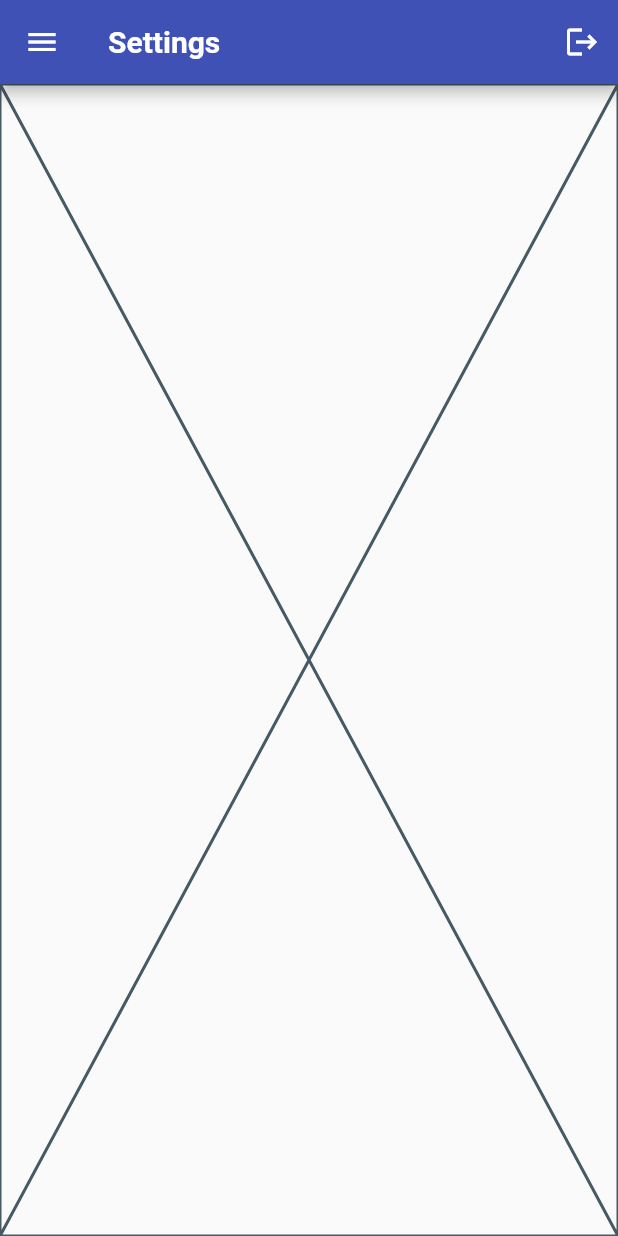
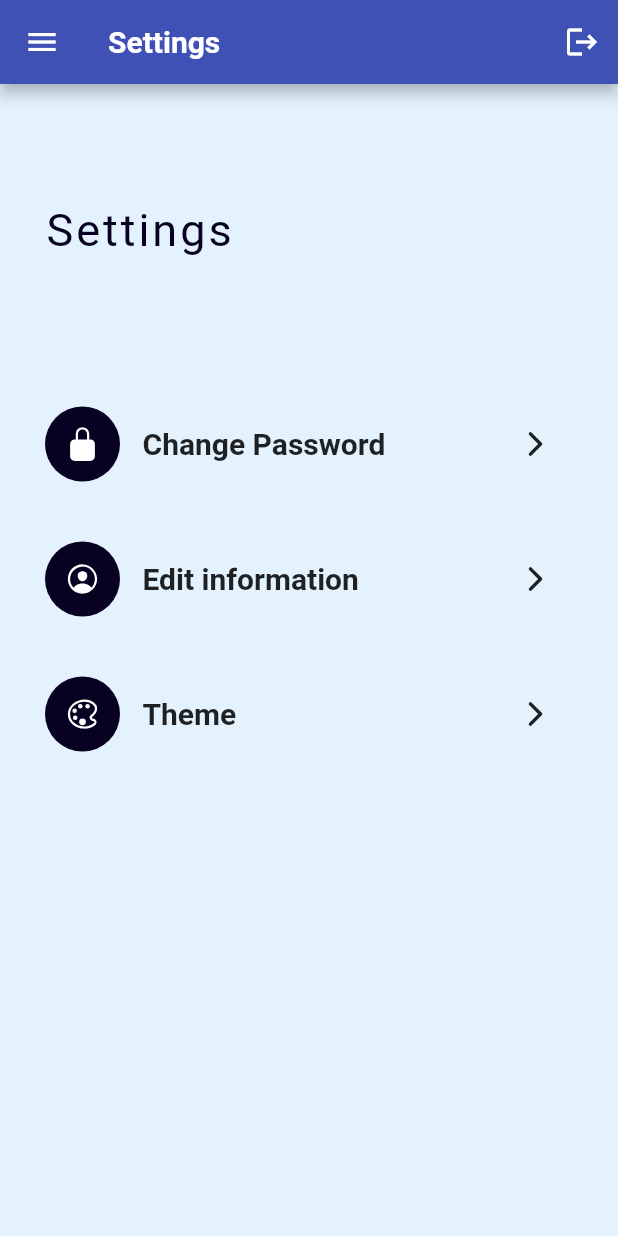
Before and after one commit to Alve-2019331050/proxy-killer, a Flutter app: the StudentHome screen opened directly, in the side drawer, after a tap on "Settings", on a phone screen of 412 x 824 dp. Run offline on Flutter 3.47's test engine with Material 2 defaults, Android fonts, the phone set to English and light mode, and no system bars; our stand-ins replace animated_splash_screen, cloud_firestore, firebase_auth, firebase_core, fluttertoast, ionicons and 1 more; accounts and stored records are empty; network calls fail.

Commit message:
added change password mechanism

```diff
--- a/lib/screens/home/student/settings.dart
+++ b/lib/screens/home/student/settings.dart
@@ -1,4 +1,6 @@
 import 'package:flutter/material.dart';
+
+import '../../shared/settings_screen.dart';
 
 class studentSetting extends StatefulWidget {
   const studentSetting({Key? key}) : super(key: key);
@@ -10,6 +12,6 @@ class studentSetting extends StatefulWidget {
 class _studentSettingState extends State<studentSetting> {
   @override
   Widget build(BuildContext context) {
-    return const Placeholder();
+    return const SettingsScreen();
   }
 }
--- a/lib/screens/home/teacher/settings.dart
+++ b/lib/screens/home/teacher/settings.dart
@@ -1,4 +1,6 @@
 import 'package:flutter/material.dart';
+
+import '../../shared/settings_screen.dart';
 
 class teacherSetting extends StatefulWidget {
   const teacherSetting({Key? key}) : super(key: key);
@@ -10,6 +12,6 @@ class teacherSetting extends StatefulWidget {
 class _teacherSettingState extends State<teacherSetting> {
   @override
   Widget build(BuildContext context) {
-    return const Placeholder();
+    return const SettingsScreen();
   }
 }
--- a/lib/screens/home/teacher/start_class.dart
+++ b/lib/screens/home/teacher/start_class.dart
@@ -182,7 +182,7 @@ class _startClassState extends State<startClass> {
               alignment: Alignment.center,
               child: MyButton(buttonText:'Start Class',onTap:(){
                 Navigator.pop(context);
-              })*/
+              })
             )
           ],
         ),
--- /dev/null
+++ b/lib/screens/models/settings_tile.dart
@@ -0,0 +1,53 @@
+import 'package:flutter/material.dart';
+import 'package:ionicons/ionicons.dart';
+
+class SettingsTile extends StatelessWidget {
+  final Color color;
+  final IconData icon;
+  final String title;
+  final VoidCallback onTap;
+  const SettingsTile({
+    Key? key, required this.color, required this.icon, required this.title, required this.onTap
+  }) : super(key: key);
+
+  @override
+  Widget build(BuildContext context) {
+    return Row(
+      children: [
+        Container(
+          width: 50,
+          height: 50,
+          decoration: BoxDecoration(
+            borderRadius: BorderRadius.circular(25),
+            color: color,
+          ),
+          child: Icon(
+            icon,
+            color: Colors.white,
+          ),
+        ),
+        const SizedBox(width: 15,),
+        Text(
+          title,
+          style: const TextStyle(
+            fontSize: 20,
+            fontWeight: FontWeight.bold,
+          ),
+        ),
+        const Spacer(),
+        InkWell(
+          onTap: onTap,
+          child: Container(
+            width: 50,
+            height: 50,
+            decoration: BoxDecoration(
+              color: Colors.blue[50],
+              borderRadius: BorderRadius.circular(25),
+            ),
+            child: const Icon(Ionicons.chevron_forward_outline),
+          ),
+        )
+      ],
+    );
+  }
+}
--- /dev/null
+++ b/lib/screens/shared/settings_screen.dart
@@ -0,0 +1,81 @@
+
+import 'package:flutter/material.dart';
+import 'package:ionicons/ionicons.dart';
+
+import '../auth_page.dart';
+import 'change_password.dart';
+import '../models/settings_tile.dart';
+//import 'package:settings_ui/settings_ui.dart';
+
+class SettingsScreen extends StatefulWidget {
+  const SettingsScreen({Key? key}) : super(key: key);
+
+  @override
+  State<SettingsScreen> createState() => _SettingsScreenState();
+}
+
+class _SettingsScreenState extends State<SettingsScreen> {
+  @override
+  Widget build(BuildContext context) {
+    return Scaffold(
+      backgroundColor: Colors.blue[50],
+      body: SafeArea(
+        child: Padding(
+          padding: const EdgeInsets.symmetric(horizontal: 30.0,vertical: 80.0),
+          child: Column(
+            crossAxisAlignment: CrossAxisAlignment.start,
+            children:  [
+              //Settings text
+              const Text(
+                'Settings',
+                style: TextStyle(
+                  fontSize: 30.0,
+                  letterSpacing: 2.0,
+                  color: Color(0xFF080121)
+                ),
+              ),
+
+              const SizedBox(height: 100.0),
+
+              SettingsTile(
+                color: const Color(0xFF080121),//Color(0xFF03010a),
+                icon: Ionicons.lock_closed,
+                title: 'Change Password',
+                onTap: () {
+                  Navigator.push(
+                    context,
+                    MaterialPageRoute(builder: (context)=>const ChangePassword())
+                  );
+                },
+
+              ),
+
+              const SizedBox(height: 40.0),
+
+              SettingsTile(
+                color: const Color(0xFF080121),//Color(0xFF03010a),
+                icon: Ionicons.person_circle_outline,
+                title: 'Edit information',
+                onTap: () {  },
+
+              ),
+
+              const SizedBox(height: 40.0),
+
+              SettingsTile(
+                color: const Color(0xFF080121),//Color(0xFF03010a),
+                icon: Ionicons.color_palette_outline,
+                title: 'Theme',
+                onTap: () {  },
+
+              ),
+
+              const SizedBox(height: 40.0),
+
+            ],
+          ),
+        ),
+      ),
+    );
+  }
+}
```
Also changed, not shown: lib/components/utils.dart (added, +15 -0 lines), lib/main.dart (+33 -1 lines), lib/screens/login_page.dart (+9 -1 lines), lib/screens/shared/change_password.dart (added, +69 -0 lines), pubspec.yaml (+10 -12 lines), fonts/HomemadeApple-Regular.ttf (added), pubspec.lock.
